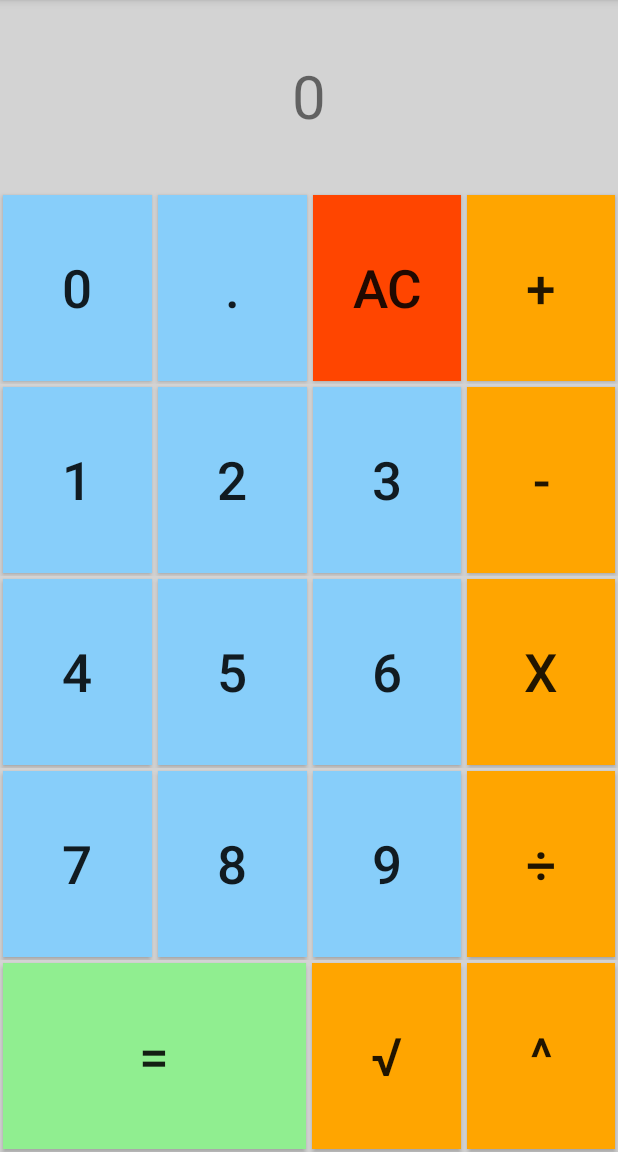
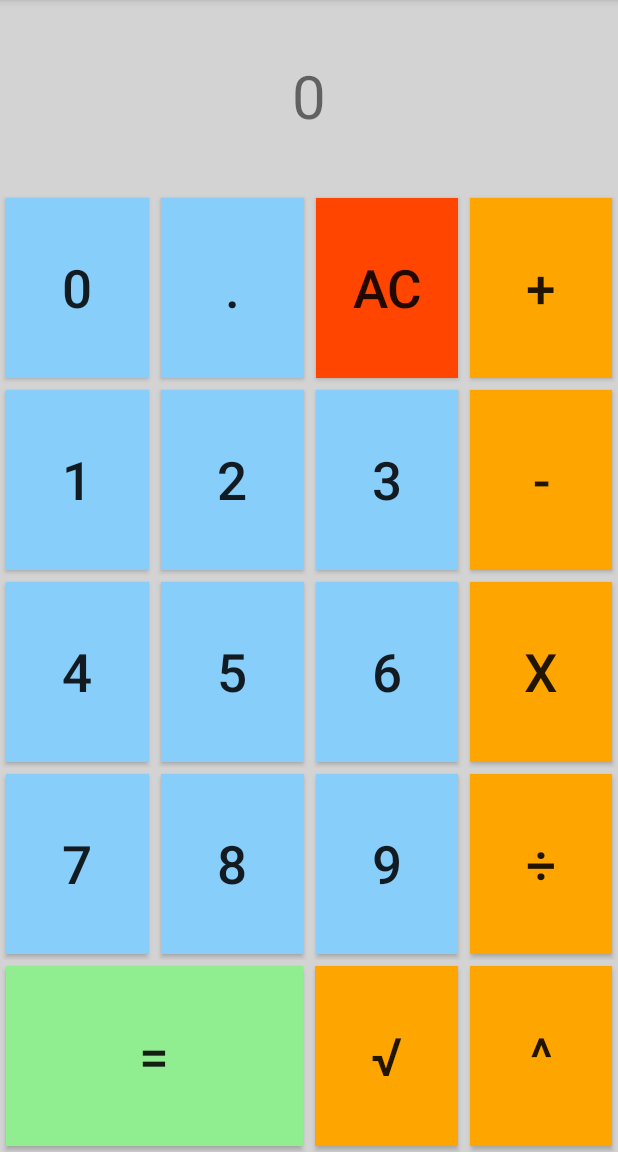
Before and after one commit to Wallaceness/androidcalculator, an Android app: the screen it shows after launch (MainActivity), on a phone screen of 412 x 824 dp, the part 84-1236 px from its top. Run offline under Robolectric (Android 15) with nearby library versions, the phone set to English and light mode, and no system bars.

```diff
--- a/app/src/main/java/com/example/android/calculatorapp/MainActivity.java
+++ b/app/src/main/java/com/example/android/calculatorapp/MainActivity.java
@@ -1,14 +1,15 @@
 package com.example.android.calculatorapp;
 
+import androidx.annotation.NonNull;
 import androidx.appcompat.app.AppCompatActivity;
 
 import android.os.Bundle;
+import android.os.PersistableBundle;
 import android.util.Log;
 import android.view.View;
 import android.widget.Button;
 import android.widget.TextView;
 
-import java.util.ArrayList;
 
 public class MainActivity extends AppCompatActivity {
 
@@ -25,6 +26,13 @@ public class MainActivity extends AppCompatActivity {
         super.onCreate(savedInstanceState);
         setContentView(R.layout.activity_main);
         calculatorScreen = (TextView) findViewById(R.id.calc_screen);
+        if (savedInstanceState!=null){
+            display = savedInstanceState.getString("display");
+            storedNumber = savedInstanceState.getString("storedNumber");
+            storedOperation = savedInstanceState.getString("storedOperation");
+            operationLast = savedInstanceState.getBoolean("operationLast");
+            calculatorScreen.setText(display);
+        }
     }
 
     public void updateDisplay(View view){
@@ -34,7 +42,12 @@ public class MainActivity extends AppCompatActivity {
         String buttonText= b.getText().toString();
         if (operationLast){
             storedNumber=display;
-            display=buttonText;
+            if (buttonText.equals(".")){
+                display="0"+buttonText;
+            }
+            else{
+                display=buttonText;
+            }
             calculatorScreen.setText(display);
             operationLast=false;
         }
@@ -73,26 +86,27 @@ public class MainActivity extends AppCompatActivity {
             double storedValue= Double.parseDouble(storedNumber);
             double displayValue=Double.parseDouble(display);
             double result;
-            if (storedOperation.equals("+")){
-                result=add(storedValue, displayValue);
-            }
-            else if (storedOperation.equals("-")){
-                result=subtract(storedValue, displayValue);
-            }
-            else if (storedOperation.equals("x")){
-                result=multiply(storedValue, displayValue);
-            }
-            else if (storedOperation.equals("÷")){
-                result=divide(storedValue, displayValue);
-            }
-            else if (storedOperation.equals("^")){
-                result=power(storedValue, displayValue);
-            }
-            else if (storedOperation.equals("√")){
-                result=squareRoot(storedValue, displayValue);
-            }
-            else{
-                result=0;
+            switch(storedOperation) {
+                case "+":
+                    result = add(storedValue, displayValue);
+                    break;
+                case "-":
+                    result = subtract(storedValue, displayValue);
+                    break;
+                case "x":
+                    result = multiply(storedValue, displayValue);
+                    break;
+                case "÷":
+                    result = divide(storedValue, displayValue);
+                    break;
+                case "^":
+                    result = power(storedValue, displayValue);
+                    break;
+                case "√":
+                    result = squareRoot(storedValue, displayValue);
+                    break;
+                default:
+                    result = 0;
             }
             display=Double.toString(result);
             calculatorScreen.setText(display);
@@ -124,4 +138,13 @@ public class MainActivity extends AppCompatActivity {
     protected double squareRoot(double number, double exponent){
         return Math.pow(number, 1/exponent);
     }
+
+    @Override
+    public void onSaveInstanceState(@NonNull Bundle outState) {
+        super.onSaveInstanceState(outState);
+        outState.putString("display", display);
+        outState.putString("storedNumber", storedNumber);
+        outState.putString("storedOperation", storedOperation);
+        outState.putBoolean("operationLast", operationLast);
+    }
 }
--- a/app/src/main/res/layout/activity_main.xml
+++ b/app/src/main/res/layout/activity_main.xml
@@ -37,43 +37,46 @@
             android:weightSum="4">
 
             <Button
+                android:id="@+id/btn0"
                 android:layout_width="match_parent"
                 android:layout_height="match_parent"
+                android:layout_margin="4dp"
                 android:layout_weight="1"
+                android:background="@color/light_sky_blue"
+                android:onClick="updateDisplay"
                 android:text="@string/zero"
-                android:textSize="16pt"
+                android:textSize="16pt" />
+
+            <Button
+                android:id="@+id/btn1"
+                android:layout_width="match_parent"
+                android:layout_height="match_parent"
+                android:layout_margin="4dp"
+                android:layout_weight="1"
                 android:background="@color/light_sky_blue"
-                android:layout_margin="2dp"
-                android:id="@+id/btn0"
-                android:onClick="updateDisplay"/>
+                android:onClick="updateDisplay"
+                android:text="@string/decimal"
+                android:textSize="16pt" />
+
             <Button
                 android:layout_width="match_parent"
                 android:layout_height="match_parent"
+                android:layout_margin="4dp"
                 android:layout_weight="1"
-                android:text="@string/decimal"
-                android:textSize="16pt"
-                android:background="@color/light_sky_blue"
-                android:layout_margin="2dp"
-                android:id="@+id/btn1"
-                android:onClick="updateDisplay"/>
+                android:background="@color/orange_red"
+                android:onClick="AC"
+                android:text="@string/allclear"
+                android:textSize="16pt" />
+
             <Button
                 android:layout_width="match_parent"
                 android:layout_height="match_parent"
+                android:layout_margin="4dp"
                 android:layout_weight="1"
-                android:text="@string/allclear"
-                android:textSize="16pt"
-                android:background="@color/orange_red"
-                android:layout_margin="2dp"
-                android:onClick="AC"/>
-            <Button
-                android:layout_width="match_parent"
-                android:layout_height="match_parent"
-                android:layout_weight="1"
+                android:background="@color/orange"
+                android:onClick="operation"
                 android:text="@string/plus"
-                android:textSize="16pt"
-                android:background="@color/orange"
-                android:layout_margin="2dp"
-                android:onClick="operation"/>
+                android:textSize="16pt" />
 
         </LinearLayout>
 
@@ -87,39 +90,42 @@
             <Button
                 android:layout_width="match_parent"
                 android:layout_height="match_parent"
+                android:layout_margin="4dp"
                 android:layout_weight="1"
+                android:background="@color/light_sky_blue"
+                android:onClick="updateDisplay"
                 android:text="@string/one"
-                android:textSize="16pt"
-                android:background="@color/light_sky_blue"
-                android:layout_margin="2dp"
-                android:onClick="updateDisplay"/>
+                android:textSize="16pt" />
+
             <Button
                 android:layout_width="match_parent"
                 android:layout_height="match_parent"
+                android:layout_margin="4dp"
                 android:layout_weight="1"
+                android:background="@color/light_sky_blue"
+                android:onClick="updateDisplay"
                 android:text="@string/two"
-                android:textSize="16pt"
-                android:background="@color/light_sky_blue"
-                android:layout_margin="2dp"
-                android:onClick="updateDisplay"/>
+                android:textSize="16pt" />
+
             <Button
                 android:layout_width="match_parent"
                 android:layout_height="match_parent"
+                android:layout_margin="4dp"
                 android:layout_weight="1"
+                android:background="@color/light_sky_blue"
+                android:onClick="updateDisplay"
                 android:text="@string/three"
-                android:textSize="16pt"
-                android:background="@color/light_sky_blue"
-                android:layout_margin="2dp"
-                android:onClick="updateDisplay"/>
+                android:textSize="16pt" />
+
             <Button
                 android:layout_width="match_parent"
                 android:layout_height="match_parent"
+                android:layout_margin="4dp"
                 android:layout_weight="1"
+                android:background="@color/orange"
+                android:onClick="operation"
                 android:text="@string/minus"
-                android:textSize="16pt"
-                android:background="@color/orange"
-                android:layout_margin="2dp"
-                android:onClick="operation"/>
+                android:textSize="16pt" />
 
         </LinearLayout>
 
@@ -133,39 +139,42 @@
             <Button
                 android:layout_width="match_parent"
                 android:layout_height="match_parent"
+                android:layout_margin="4dp"
                 android:layout_weight="1"
+                android:background="@color/light_sky_blue"
+                android:onClick="updateDisplay"
                 android:text="@string/four"
-                android:textSize="16pt"
-                android:background="@color/light_sky_blue"
-                android:layout_margin="2dp"
-                android:onClick="updateDisplay"/>
+                android:textSize="16pt" />
+
             <Button
                 android:layout_width="match_parent"
                 android:layout_height="match_parent"
+                android:layout_margin="4dp"
                 android:layout_weight="1"
+                android:background="@color/light_sky_blue"
+                android:onClick="updateDisplay"
                 android:text="@string/five"
-                android:textSize="16pt"
-                android:background="@color/light_sky_blue"
-                android:layout_margin="2dp"
-                android:onClick="updateDisplay"/>
+                android:textSize="16pt" />
+
             <Button
                 android:layout_width="match_parent"
                 android:layout_height="match_parent"
+                android:layout_margin="4dp"
                 android:layout_weight="1"
+                android:background="@color/light_sky_blue"
+                android:onClick="updateDisplay"
                 android:text="@string/six"
-                android:textSize="16pt"
-                android:background="@color/light_sky_blue"
-                android:layout_margin="2dp"
-                android:onClick="updateDisplay"/>
+                android:textSize="16pt" />
+
             <Button
                 android:layout_width="match_parent"
                 android:layout_height="match_parent"
+                android:layout_margin="4dp"
                 android:layout_weight="1"
+                android:background="@color/orange"
+                android:onClick="operation"
                 android:text="@string/multiply"
-                android:textSize="16pt"
-                android:background="@color/orange"
-                android:layout_margin="2dp"
-                android:onClick="operation"/>
+                android:textSize="16pt" />
 
         </LinearLayout>
 
@@ -179,39 +188,42 @@
             <Button
                 android:layout_width="match_parent"
                 android:layout_height="match_parent"
+                android:layout_margin="4dp"
                 android:layout_weight="1"
+                android:background="@color/light_sky_blue"
+                android:onClick="updateDisplay"
                 android:text="@string/seven"
-                android:textSize="16pt"
-                android:background="@color/light_sky_blue"
-                android:layout_margin="2dp"
-                android:onClick="updateDisplay"/>
+                android:textSize="16pt" />
+
             <Button
                 android:layout_width="match_parent"
                 android:layout_height="match_parent"
+                android:layout_margin="4dp"
                 android:layout_weight="1"
+                android:background="@color/light_sky_blue"
+                android:onClick="updateDisplay"
                 android:text="@string/eight"
-                android:textSize="16pt"
-                android:background="@color/light_sky_blue"
-                android:layout_margin="2dp"
-                android:onClick="updateDisplay"/>
+                android:textSize="16pt" />
+
             <Button
                 android:layout_width="match_parent"
                 android:layout_height="match_parent"
+                android:layout_margin="4dp"
                 android:layout_weight="1"
+                android:background="@color/light_sky_blue"
+                android:onClick="updateDisplay"
                 android:text="@string/nine"
-                android:textSize="16pt"
-                android:background="@color/light_sky_blue"
-                android:layout_margin="2dp"
-                android:onClick="updateDisplay"/>
+                android:textSize="16pt" />
+
             <Button
                 android:layout_width="match_parent"
                 android:layout_height="match_parent"
+                android:layout_margin="4dp"
                 android:layout_weight="1"
+                android:background="@color/orange"
+                android:onClick="operation"
                 android:text="@string/divide"
-                android:textSize="16pt"
-                android:background="@color/orange"
-                android:layout_margin="2dp"
-                android:onClick="operation"/>
+                android:textSize="16pt" />
 
         </LinearLayout>
 
@@ -221,33 +233,36 @@
             android:orientation="horizontal"
             android:layout_weight="1"
             android:weightSum="4">
+
             <Button
                 android:layout_width="match_parent"
                 android:layout_height="match_parent"
+                android:layout_margin="4dp"
                 android:layout_weight="1"
+                android:background="@color/_light_green"
+                android:onClick="onEquals"
                 android:text="@string/equals"
-                android:textSize="16pt"
-                android:background="@color/_light_green"
-                android:layout_margin="2dp"
-                android:onClick="onEquals"/>
+                android:textSize="16pt" />
+
             <Button
                 android:layout_width="match_parent"
                 android:layout_height="match_parent"
+                android:layout_margin="4dp"
                 android:layout_weight="1.5"
+                android:background="@color/orange"
+                android:onClick="operation"
                 android:text="@string/squareroot"
-                android:textSize="16pt"
-                android:background="@color/orange"
-                android:layout_margin="2dp"
-                android:onClick="operation"/>
+                android:textSize="16pt" />
+
             <Button
                 android:layout_width="match_parent"
                 android:layout_height="match_parent"
+                android:layout_margin="4dp"
                 android:layout_weight="1.5"
+                android:background="@color/orange"
+                android:onClick="operation"
                 android:text="@string/exponent"
-                android:textSize="16pt"
-                android:background="@color/orange"
-                android:layout_margin="2dp"
-                android:onClick="operation"/>
+                android:textSize="16pt" />
 
         </LinearLayout>
 
```
